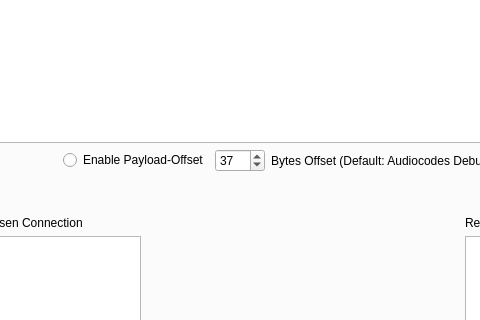
Qt form mainwindow.ui (dkuehnl/rtp_decypher) before a commit; both pictures show x 492 to 972 and y 132 to 452 of the 1323 by 777 pixel window.
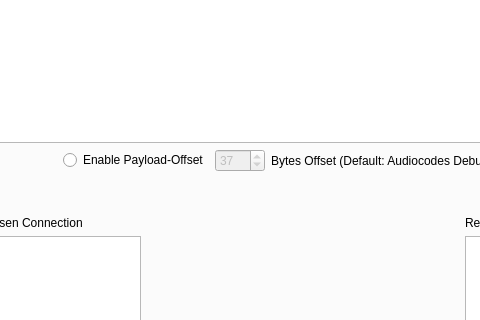
The same form after that commit.

Commit message: changed TabeWidget in TreeWidget, enable Offset and Exit-Button

Diff of the .ui file:
```diff
--- a/mainwindow.ui
+++ b/mainwindow.ui
@@ -297,6 +297,9 @@
               </item>
               <item>
                <widget class="QSpinBox" name="spinner_offset">
+                <property name="enabled">
+                 <bool>false</bool>
+                </property>
                 <property name="minimumSize">
                  <size>
                   <width>50</width>
```
Left out of the diff: 29 changed lines with no effect on the pictures. The commit also changes 4 other files.
